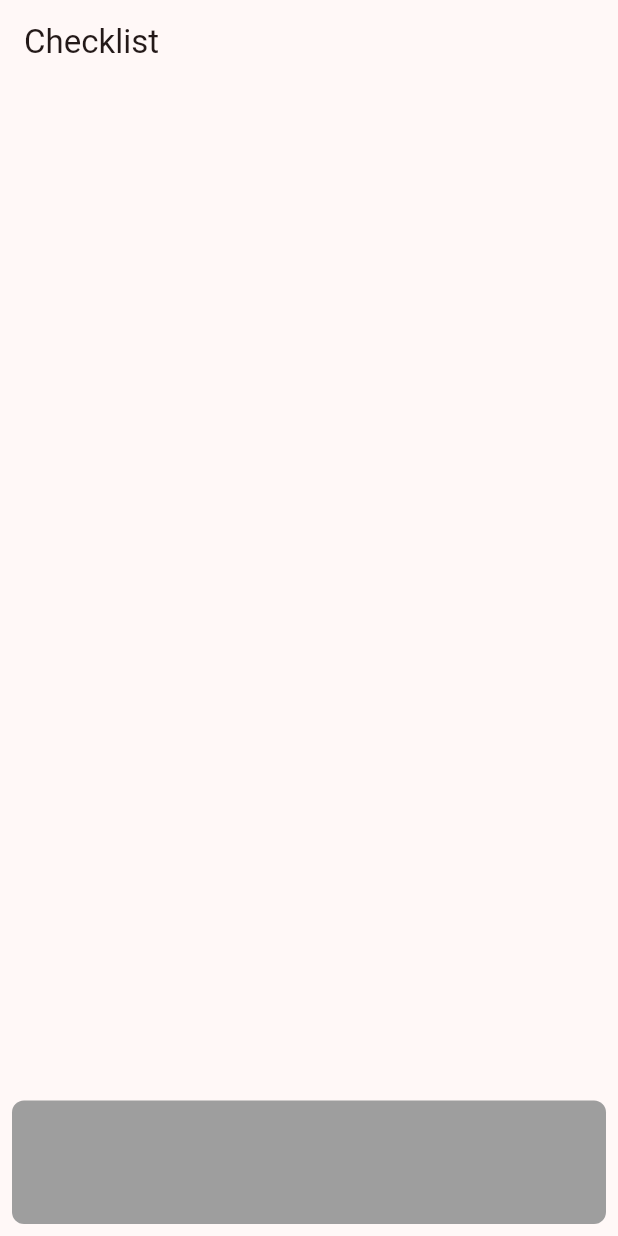
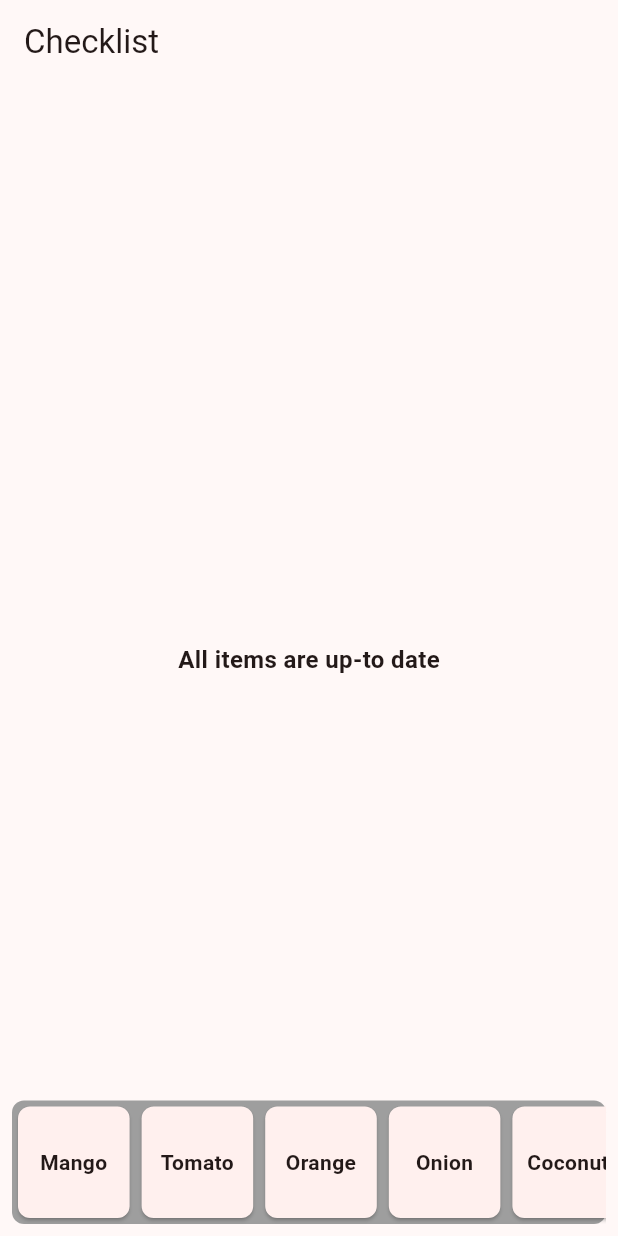
Before and after one commit to krish-techx/refilla, a Flutter app: the screen it shows after launch, on a phone screen of 412 x 824 dp. Run offline on Flutter 3.47's test engine with Material 3 defaults, Android fonts, the phone set to English and light mode, and no system bars; our stand-ins replace hive, hive_flutter; accounts and stored records are empty.

Commit message:
feat: add default stocks on first-time app launch and add stock item via dialog

```diff
--- a/lib/models/item_model.dart
+++ b/lib/models/item_model.dart
@@ -8,23 +8,23 @@ class ItemModel {
   final String name;
 
   @HiveField(1)
-  final double price;
+  final double? price;
 
   @HiveField(2)
-  final int quantity;
+  final int? quantity;
 
   @HiveField(3)
-  final String unit;
+  final String? unit;
 
   @HiveField(4)
-  final String image;
+  final String? image;
 
   ItemModel({
     required this.name,
-    required this.quantity,
-    required this.price,
-    required this.unit,
-    required this.image,
+    this.quantity,
+    this.price,
+    this.unit,
+    this.image,
   });
 
   Map<String, dynamic> toJson() => {
--- a/lib/pages/check_list_page.dart
+++ b/lib/pages/check_list_page.dart
@@ -3,6 +3,7 @@ import 'package:provider/provider.dart';
 import 'package:refilla/constants/app_values.dart';
 import 'package:refilla/providers/stock_provider.dart';
 import 'package:refilla/utils/size_utils.dart';
+import 'package:refilla/widgets/add_stock_item.dart';
 import 'package:refilla/widgets/refill_item.dart';
 import 'package:refilla/widgets/stock_item.dart';
 
@@ -33,12 +34,25 @@ class _CheckListPageState extends State<CheckListPage> {
               padding: const EdgeInsets.symmetric(
                 horizontal: AppValues.smallPadding * 2,
               ),
-              child: Column(
-                children: [
-                  Expanded(
-                    child: GridView.builder(
+              child: SizedBox(
+                height: MediaQuery.of(context).size.height,
+                width: MediaQuery.of(context).size.width,
+                child:
+                    checklist.isEmpty
+                        ? Center(
+                          child: Text(
+                            'All items are up-to date',
+                            style: TextStyle(
+                              fontSize: 16,
+                              fontWeight: FontWeight.bold,
+                            ),
+                          ),
+                        )
+                        : GridView.builder(
                           itemCount: checklist.length,
-                      gridDelegate: SliverGridDelegateWithFixedCrossAxisCount(
+                          shrinkWrap: true,
+                          gridDelegate:
+                              SliverGridDelegateWithFixedCrossAxisCount(
                                 crossAxisCount: 3,
                                 mainAxisSpacing: 12,
                                 crossAxisSpacing: 12,
@@ -53,8 +67,6 @@ class _CheckListPageState extends State<CheckListPage> {
                             );
                           },
                         ),
-                  ),
-                ],
               ),
             ),
           ),
@@ -75,10 +87,11 @@ class _CheckListPageState extends State<CheckListPage> {
                 scrollDirection: Axis.horizontal,
                 shrinkWrap: true,
                 padding: EdgeInsets.zero,
-                itemCount: stockList.length,
+                itemCount: stockList.length + 1,
                 itemBuilder: (context, index) {
+                  if (index == stockList.length) return AddStockItem();
+
                   final item = stockList[index];
-
                   return StockItem(
                     item: item,
                     onTap: () => stock.addCheckItem(item),
--- a/lib/services/hive_manager.dart
+++ b/lib/services/hive_manager.dart
@@ -2,17 +2,32 @@ import 'package:hive/hive.dart';
 import 'package:refilla/models/item_model.dart';
 
 class HiveManager {
-  static const String stockBoxName = 'stockBox';
-  static const String checklistBoxName = 'checklistBox';
+  static const String _stockBoxName = 'stockBox';
+  static const String _checklistBoxName = 'checklistBox';
+  static const String _metaBoxName = 'appMetaBox';
 
   static late Box<ItemModel> _stockBox;
   static late Box<ItemModel> _checklistBox;
 
   static Future<void> init() async {
     Hive.registerAdapter(ItemModelAdapter());
-    _stockBox = await Hive.openBox<ItemModel>(stockBoxName);
-    _checklistBox = await Hive.openBox<ItemModel>(checklistBoxName);
+    _stockBox = await Hive.openBox<ItemModel>(_stockBoxName);
+    _checklistBox = await Hive.openBox<ItemModel>(_checklistBoxName);
+    await Hive.openBox(_metaBoxName);
   }
+
+  // region ##### Meta operations #####
+  static Future<void> markFirstLaunchDone() async {
+    final box = Hive.box(_metaBoxName);
+    await box.put('isFirstLaunch', false);
+  }
+
+  static bool isFirstLaunch() {
+    final box = Hive.box(_metaBoxName);
+    return box.get('isFirstLaunch', defaultValue: true);
+  }
+
+  // endregion
 
   // region ##### Stock operations #####
   static List<ItemModel> getStockItems() => _stockBox.values.toList();
--- a/lib/widgets/refill_item.dart
+++ b/lib/widgets/refill_item.dart
@@ -14,11 +14,11 @@ class RefillItem extends StatelessWidget {
       child: Card(
         elevation: 2,
         shape: RoundedRectangleBorder(
-          borderRadius: BorderRadius.circular(AppValues.smallPadding),
+          borderRadius: BorderRadius.circular(AppValues.defaultRadius),
         ),
         child: InkWell(
           onTap: onTap,
-          borderRadius: BorderRadius.circular(AppValues.smallPadding),
+          borderRadius: BorderRadius.circular(AppValues.defaultRadius),
           child: Padding(
             padding: const EdgeInsets.all(AppValues.smallPadding),
             child: Column(
```
Also changed, not shown: lib/dialogs/add_stock_dialog.dart (added, +86 -0 lines), lib/providers/stock_provider.dart (+25 -12 lines), lib/widgets/add_stock_item.dart (added, +33 -0 lines), lib/widgets/app_text_field.dart (added, +45 -0 lines), lib/models/item_model.g.dart. Lines whose indentation alone changed are shown as unchanged.
